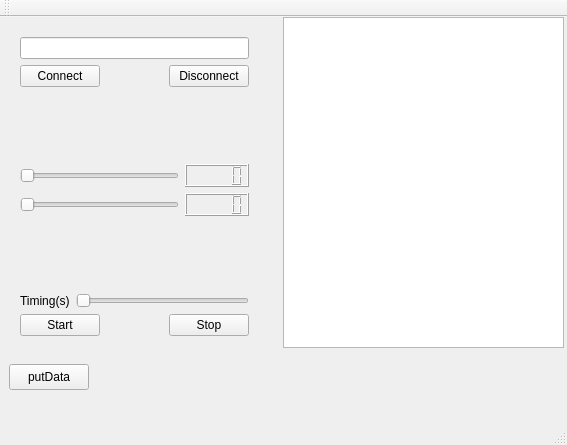
First picture: the form in QtTcpClientProducer/mainwindow.ui, repository MuriloBarros304/Qtsupervisory, before the edit.
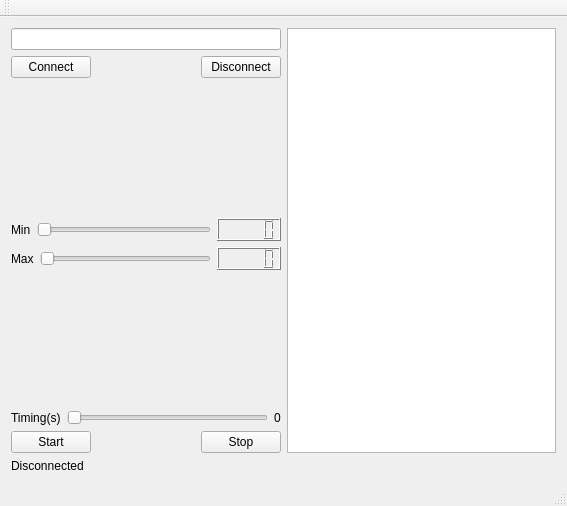
Second picture: the form after the edit.

```diff
--- a/QtTcpClientProducer/mainwindow.ui
+++ b/QtTcpClientProducer/mainwindow.ui
@@ -7,45 +7,17 @@
     <x>0</x>
     <y>0</y>
     <width>567</width>
-    <height>445</height>
+    <height>506</height>
    </rect>
   </property>
   <property name="windowTitle">
    <string>Produtor</string>
   </property>
   <widget class="QWidget" name="centralWidget">
-   <widget class="QPushButton" name="pushButtonPut">
-    <property name="geometry">
-     <rect>
-      <x>9</x>
-      <y>347</y>
-      <width>80</width>
-      <height>26</height>
-     </rect>
-    </property>
-    <property name="text">
-     <string>putData</string>
-    </property>
-   </widget>
-   <widget class="QTextBrowser" name="textBrowserCommand">
-    <property name="geometry">
-     <rect>
-      <x>283</x>
-      <y>0</y>
-      <width>281</width>
-      <height>331</height>
-     </rect>
-    </property>
-   </widget>
-   <widget class="QWidget" name="">
-    <property name="geometry">
-     <rect>
-      <x>9</x>
-      <y>9</y>
-      <width>251</width>
-      <height>321</height>
-     </rect>
-    </property>
+   <layout class="QGridLayout" name="gridLayout">
+    <item row="0" column="0">
+     <layout class="QHBoxLayout" name="horizontalLayout_6">
+      <item>
     <layout class="QVBoxLayout" name="verticalLayout_3" stretch="0,50,0,0,50,0">
      <item>
       <layout class="QVBoxLayout" name="verticalLayout">
@@ -99,7 +71,14 @@
       </spacer>
      </item>
      <item>
-      <layout class="QHBoxLayout" name="horizontalLayout_3" stretch="100,0">
+         <layout class="QHBoxLayout" name="horizontalLayout_3" stretch="0,100,0">
+          <item>
+           <widget class="QLabel" name="labelMin">
+            <property name="text">
+             <string>Min</string>
+            </property>
+           </widget>
+          </item>
        <item>
         <widget class="QSlider" name="horizontalSliderMin">
          <property name="orientation">
@@ -108,12 +87,489 @@
         </widget>
        </item>
        <item>
-        <widget class="QLCDNumber" name="lcdNumberMin"/>
+           <widget class="QLCDNumber" name="lcdNumberMin">
+            <property name="palette">
+             <palette>
+              <active>
+               <colorrole role="WindowText">
+                <brush brushstyle="SolidPattern">
+                 <color alpha="255">
+                  <red>0</red>
+                  <green>0</green>
+                  <blue>0</blue>
+                 </color>
+                </brush>
+               </colorrole>
+               <colorrole role="Button">
+                <brush brushstyle="SolidPattern">
+                 <color alpha="255">
+                  <red>250</red>
+                  <green>249</green>
+                  <blue>248</blue>
+                 </color>
+                </brush>
+               </colorrole>
+               <colorrole role="Light">
+                <brush brushstyle="SolidPattern">
+                 <color alpha="255">
+                  <red>255</red>
+                  <green>255</green>
+                  <blue>255</blue>
+                 </color>
+                </brush>
+               </colorrole>
+               <colorrole role="Midlight">
+                <brush brushstyle="SolidPattern">
+                 <color alpha="255">
+                  <red>252</red>
+                  <green>252</green>
+                  <blue>251</blue>
+                 </color>
+                </brush>
+               </colorrole>
+               <colorrole role="Dark">
+                <brush brushstyle="SolidPattern">
+                 <color alpha="255">
+                  <red>125</red>
+                  <green>125</green>
+                  <blue>124</blue>
+                 </color>
+                </brush>
+               </colorrole>
+               <colorrole role="Mid">
+                <brush brushstyle="SolidPattern">
+                 <color alpha="255">
+                  <red>167</red>
+                  <green>166</green>
+                  <blue>165</blue>
+                 </color>
+                </brush>
+               </colorrole>
+               <colorrole role="Text">
+                <brush brushstyle="SolidPattern">
+                 <color alpha="255">
+                  <red>0</red>
+                  <green>0</green>
+                  <blue>0</blue>
+                 </color>
+                </brush>
+               </colorrole>
+               <colorrole role="BrightText">
+                <brush brushstyle="SolidPattern">
+                 <color alpha="255">
+                  <red>255</red>
+                  <green>255</green>
+                  <blue>255</blue>
+                 </color>
+                </brush>
+               </colorrole>
+               <colorrole role="ButtonText">
+                <brush brushstyle="SolidPattern">
+                 <color alpha="255">
+                  <red>0</red>
+                  <green>0</green>
+                  <blue>0</blue>
+                 </color>
+                </brush>
+               </colorrole>
+               <colorrole role="Base">
+                <brush brushstyle="SolidPattern">
+                 <color alpha="255">
+                  <red>255</red>
+                  <green>255</green>
+                  <blue>255</blue>
+                 </color>
+                </brush>
+               </colorrole>
+               <colorrole role="Window">
+                <brush brushstyle="SolidPattern">
+                 <color alpha="255">
+                  <red>250</red>
+                  <green>249</green>
+                  <blue>248</blue>
+                 </color>
+                </brush>
+               </colorrole>
+               <colorrole role="Shadow">
+                <brush brushstyle="SolidPattern">
+                 <color alpha="255">
+                  <red>0</red>
+                  <green>0</green>
+                  <blue>0</blue>
+                 </color>
+                </brush>
+               </colorrole>
+               <colorrole role="AlternateBase">
+                <brush brushstyle="SolidPattern">
+                 <color alpha="255">
+                  <red>252</red>
+                  <green>252</green>
+                  <blue>251</blue>
+                 </color>
+                </brush>
+               </colorrole>
+               <colorrole role="ToolTipBase">
+                <brush brushstyle="SolidPattern">
+                 <color alpha="255">
+                  <red>255</red>
+                  <green>255</green>
+                  <blue>220</blue>
+                 </color>
+                </brush>
+               </colorrole>
+               <colorrole role="ToolTipText">
+                <brush brushstyle="SolidPattern">
+                 <color alpha="255">
+                  <red>0</red>
+                  <green>0</green>
+                  <blue>0</blue>
+                 </color>
+                </brush>
+               </colorrole>
+               <colorrole role="PlaceholderText">
+                <brush brushstyle="SolidPattern">
+                 <color alpha="127">
+                  <red>0</red>
+                  <green>0</green>
+                  <blue>0</blue>
+                 </color>
+                </brush>
+               </colorrole>
+               <colorrole role="Accent">
+                <brush brushstyle="SolidPattern">
+                 <color alpha="255">
+                  <red>255</red>
+                  <green>255</green>
+                  <blue>255</blue>
+                 </color>
+                </brush>
+               </colorrole>
+              </active>
+              <inactive>
+               <colorrole role="WindowText">
+                <brush brushstyle="SolidPattern">
+                 <color alpha="255">
+                  <red>0</red>
+                  <green>0</green>
+                  <blue>0</blue>
+                 </color>
+                </brush>
+               </colorrole>
+               <colorrole role="Button">
+                <brush brushstyle="SolidPattern">
+                 <color alpha="255">
+                  <red>250</red>
+                  <green>249</green>
+                  <blue>248</blue>
+                 </color>
+                </brush>
+               </colorrole>
+               <colorrole role="Light">
+                <brush brushstyle="SolidPattern">
+                 <color alpha="255">
+                  <red>255</red>
+                  <green>255</green>
+                  <blue>255</blue>
+                 </color>
+                </brush>
+               </colorrole>
+               <colorrole role="Midlight">
+                <brush brushstyle="SolidPattern">
+                 <color alpha="255">
+                  <red>252</red>
+                  <green>252</green>
+                  <blue>251</blue>
+                 </color>
+                </brush>
+               </colorrole>
+               <colorrole role="Dark">
+                <brush brushstyle="SolidPattern">
+                 <color alpha="255">
+                  <red>125</red>
+                  <green>125</green>
+                  <blue>124</blue>
+                 </color>
+                </brush>
+               </colorrole>
+               <colorrole role="Mid">
+                <brush brushstyle="SolidPattern">
+                 <color alpha="255">
+                  <red>167</red>
+                  <green>166</green>
+                  <blue>165</blue>
+                 </color>
+                </brush>
+               </colorrole>
+               <colorrole role="Text">
+                <brush brushstyle="SolidPattern">
+                 <color alpha="255">
+                  <red>0</red>
+                  <green>0</green>
+                  <blue>0</blue>
+                 </color>
+                </brush>
+               </colorrole>
+               <colorrole role="BrightText">
+                <brush brushstyle="SolidPattern">
+                 <color alpha="255">
+                  <red>255</red>
+                  <green>255</green>
+                  <blue>255</blue>
+                 </color>
+                </brush>
+               </colorrole>
+               <colorrole role="ButtonText">
+                <brush brushstyle="SolidPattern">
+                 <color alpha="255">
+                  <red>0</red>
+                  <green>0</green>
+                  <blue>0</blue>
+                 </color>
+                </brush>
+               </colorrole>
+               <colorrole role="Base">
+                <brush brushstyle="SolidPattern">
+                 <color alpha="255">
+                  <red>255</red>
+                  <green>255</green>
+                  <blue>255</blue>
+                 </color>
+                </brush>
+               </colorrole>
+               <colorrole role="Window">
+                <brush brushstyle="SolidPattern">
+                 <color alpha="255">
+                  <red>250</red>
+                  <green>249</green>
+                  <blue>248</blue>
+                 </color>
+                </brush>
+               </colorrole>
+               <colorrole role="Shadow">
+                <brush brushstyle="SolidPattern">
+                 <color alpha="255">
+                  <red>0</red>
+                  <green>0</green>
+                  <blue>0</blue>
+                 </color>
+                </brush>
+               </colorrole>
+               <colorrole role="AlternateBase">
+                <brush brushstyle="SolidPattern">
+                 <color alpha="255">
+                  <red>252</red>
+                  <green>252</green>
+                  <blue>251</blue>
+                 </color>
+                </brush>
+               </colorrole>
+               <colorrole role="ToolTipBase">
+                <brush brushstyle="SolidPattern">
+                 <color alpha="255">
+                  <red>255</red>
+                  <green>255</green>
+                  <blue>220</blue>
+                 </color>
+                </brush>
+               </colorrole>
+               <colorrole role="ToolTipText">
+                <brush brushstyle="SolidPattern">
+                 <color alpha="255">
+                  <red>0</red>
+                  <green>0</green>
+                  <blue>0</blue>
+                 </color>
+                </brush>
+               </colorrole>
+               <colorrole role="PlaceholderText">
+                <brush brushstyle="SolidPattern">
+                 <color alpha="127">
+                  <red>0</red>
+                  <green>0</green>
+                  <blue>0</blue>
+                 </color>
+                </brush>
+               </colorrole>
+               <colorrole role="Accent">
+                <brush brushstyle="SolidPattern">
+                 <color alpha="255">
+                  <red>255</red>
+                  <green>255</green>
+                  <blue>255</blue>
+                 </color>
+                </brush>
+               </colorrole>
+              </inactive>
+              <disabled>
+               <colorrole role="WindowText">
+                <brush brushstyle="SolidPattern">
+                 <color alpha="255">
+                  <red>125</red>
+                  <green>125</green>
+                  <blue>124</blue>
+                 </color>
+                </brush>
+               </colorrole>
+               <colorrole role="Button">
+                <brush brushstyle="SolidPattern">
+                 <color alpha="255">
+                  <red>250</red>
+                  <green>249</green>
+                  <blue>248</blue>
+                 </color>
+                </brush>
+               </colorrole>
+               <colorrole role="Light">
+                <brush brushstyle="SolidPattern">
+                 <color alpha="255">
+                  <red>255</red>
+                  <green>255</green>
+                  <blue>255</blue>
+                 </color>
+                </brush>
+               </colorrole>
+               <colorrole role="Midlight">
+                <brush brushstyle="SolidPattern">
+                 <color alpha="255">
+                  <red>252</red>
+                  <green>252</green>
+                  <blue>251</blue>
+                 </color>
+                </brush>
+               </colorrole>
+               <colorrole role="Dark">
+                <brush brushstyle="SolidPattern">
+                 <color alpha="255">
+                  <red>125</red>
+                  <green>125</green>
+                  <blue>124</blue>
+                 </color>
+                </brush>
+               </colorrole>
+               <colorrole role="Mid">
+                <brush brushstyle="SolidPattern">
+                 <color alpha="255">
+                  <red>167</red>
+                  <green>166</green>
+                  <blue>165</blue>
+                 </color>
+                </brush>
+               </colorrole>
+               <colorrole role="Text">
+                <brush brushstyle="SolidPattern">
+                 <color alpha="255">
+                  <red>125</red>
+                  <green>125</green>
+                  <blue>124</blue>
+                 </color>
+                </brush>
+               </colorrole>
+               <colorrole role="BrightText">
+                <brush brushstyle="SolidPattern">
+                 <color alpha="255">
+                  <red>255</red>
+                  <green>255</green>
+                  <blue>255</blue>
+                 </color>
+                </brush>
+               </colorrole>
+               <colorrole role="ButtonText">
+                <brush brushstyle="SolidPattern">
+                 <color alpha="255">
+                  <red>125</red>
+                  <green>125</green>
+                  <blue>124</blue>
+                 </color>
+                </brush>
+               </colorrole>
+               <colorrole role="Base">
+                <brush brushstyle="SolidPattern">
+                 <color alpha="255">
+                  <red>250</red>
+                  <green>249</green>
+                  <blue>248</blue>
+                 </color>
+                </brush>
+               </colorrole>
+               <colorrole role="Window">
+                <brush brushstyle="SolidPattern">
+                 <color alpha="255">
+                  <red>250</red>
+                  <green>249</green>
+                  <blue>248</blue>
+                 </color>
+                </brush>
+               </colorrole>
+               <colorrole role="Shadow">
+                <brush brushstyle="SolidPattern">
+                 <color alpha="255">
+                  <red>0</red>
+                  <green>0</green>
+                  <blue>0</blue>
+                 </color>
+                </brush>
+               </colorrole>
+               <colorrole role="AlternateBase">
+                <brush brushstyle="SolidPattern">
+                 <color alpha="255">
+                  <red>250</red>
+                  <green>249</green>
+                  <blue>248</blue>
+                 </color>
+                </brush>
+               </colorrole>
+               <colorrole role="ToolTipBase">
+                <brush brushstyle="SolidPattern">
+                 <color alpha="255">
+                  <red>255</red>
+                  <green>255</green>
+                  <blue>220</blue>
+                 </color>
+                </brush>
+               </colorrole>
+               <colorrole role="ToolTipText">
+                <brush brushstyle="SolidPattern">
+                 <color alpha="255">
+                  <red>0</red>
+                  <green>0</green>
+                  <blue>0</blue>
+                 </color>
+                </brush>
+               </colorrole>
+               <colorrole role="PlaceholderText">
+                <brush brushstyle="SolidPattern">
+                 <color alpha="127">
+                  <red>125</red>
+                  <green>125</green>
+                  <blue>124</blue>
+                 </color>
+                </brush>
+               </colorrole>
+               <colorrole role="Accent">
+                <brush brushstyle="SolidPattern">
+                 <color alpha="255">
+                  <red>255</red>
+                  <green>255</green>
+                  <blue>255</blue>
+                 </color>
+                </brush>
+               </colorrole>
+              </disabled>
+             </palette>
+            </property>
+           </widget>
        </item>
       </layout>
      </item>
      <item>
-      <layout class="QHBoxLayout" name="horizontalLayout_2" stretch="100,0">
+         <layout class="QHBoxLayout" name="horizontalLayout_2" stretch="0,100,0">
+          <item>
+           <widget class="QLabel" name="labelMax">
+            <property name="text">
+             <string>Max</string>
+            </property>
+           </widget>
+          </item>
        <item>
         <widget class="QSlider" name="horizontalSliderMax">
          <property name="orientation">
@@ -122,7 +578,477 @@
         </widget>
        </item>
        <item>
-        <widget class="QLCDNumber" name="lcdNumberMax"/>
+           <widget class="QLCDNumber" name="lcdNumberMax">
+            <property name="palette">
+             <palette>
+              <active>
+               <colorrole role="WindowText">
+                <brush brushstyle="SolidPattern">
+                 <color alpha="255">
+                  <red>0</red>
+                  <green>0</green>
+                  <blue>0</blue>
+                 </color>
+                </brush>
+               </colorrole>
+               <colorrole role="Button">
+                <brush brushstyle="SolidPattern">
+                 <color alpha="255">
+                  <red>255</red>
+                  <green>255</green>
+                  <blue>255</blue>
+                 </color>
+                </brush>
+               </colorrole>
+               <colorrole role="Light">
+                <brush brushstyle="SolidPattern">
+                 <color alpha="255">
+                  <red>255</red>
+                  <green>255</green>
+                  <blue>255</blue>
+                 </color>
+                </brush>
+               </colorrole>
+               <colorrole role="Midlight">
+                <brush brushstyle="SolidPattern">
+                 <color alpha="255">
+                  <red>255</red>
+                  <green>255</green>
+                  <blue>255</blue>
+                 </color>
+                </brush>
+               </colorrole>
+               <colorrole role="Dark">
+                <brush brushstyle="SolidPattern">
+                 <color alpha="255">
+                  <red>127</red>
+                  <green>127</green>
+                  <blue>127</blue>
+                 </color>
+                </brush>
+               </colorrole>
+               <colorrole role="Mid">
+                <brush brushstyle="SolidPattern">
+                 <color alpha="255">
+                  <red>170</red>
+                  <green>170</green>
+                  <blue>170</blue>
+                 </color>
+                </brush>
+               </colorrole>
+               <colorrole role="Text">
+                <brush brushstyle="SolidPattern">
+                 <color alpha="255">
+                  <red>0</red>
+                  <green>0</green>
+                  <blue>0</blue>
+                 </color>
+                </brush>
+               </colorrole>
+               <colorrole role="BrightText">
+                <brush brushstyle="SolidPattern">
+                 <color alpha="255">
+                  <red>255</red>
+                  <green>255</green>
+                  <blue>255</blue>
+                 </color>
+                </brush>
+               </colorrole>
+               <colorrole role="ButtonText">
+                <brush brushstyle="SolidPattern">
+                 <color alpha="255">
+                  <red>0</red>
+                  <green>0</green>
+                  <blue>0</blue>
+                 </color>
+                </brush>
+               </colorrole>
+               <colorrole role="Base">
+                <brush brushstyle="SolidPattern">
+                 <color alpha="255">
+                  <red>255</red>
+                  <green>255</green>
+                  <blue>255</blue>
+                 </color>
+                </brush>
+               </colorrole>
+               <colorrole role="Window">
+                <brush brushstyle="SolidPattern">
+                 <color alpha="255">
+                  <red>255</red>
+                  <green>255</green>
+                  <blue>255</blue>
+                 </color>
+                </brush>
+               </colorrole>
+               <colorrole role="Shadow">
+                <brush brushstyle="SolidPattern">
+                 <color alpha="255">
+                  <red>0</red>
+                  <green>0</green>
+                  <blue>0</blue>
+                 </color>
+                </brush>
+               </colorrole>
+               <colorrole role="AlternateBase">
+                <brush brushstyle="SolidPattern">
+                 <color alpha="255">
+                  <red>255</red>
+                  <green>255</green>
+                  <blue>255</blue>
+                 </color>
+                </brush>
+               </colorrole>
+               <colorrole role="ToolTipBase">
+                <brush brushstyle="SolidPattern">
+                 <color alpha="255">
+                  <red>255</red>
+                  <green>255</green>
+                  <blue>220</blue>
+                 </color>
+                </brush>
+               </colorrole>
+               <colorrole role="ToolTipText">
+                <brush brushstyle="SolidPattern">
+                 <color alpha="255">
+                  <red>0</red>
+                  <green>0</green>
+                  <blue>0</blue>
+                 </color>
+                </brush>
+               </colorrole>
+               <colorrole role="PlaceholderText">
+                <brush brushstyle="SolidPattern">
+                 <color alpha="127">
+                  <red>0</red>
+                  <green>0</green>
+                  <blue>0</blue>
+                 </color>
+                </brush>
+               </colorrole>
+               <colorrole role="Accent">
+                <brush brushstyle="SolidPattern">
+                 <color alpha="255">
+                  <red>255</red>
+                  <green>255</green>
+                  <blue>255</blue>
+                 </color>
+                </brush>
+               </colorrole>
+              </active>
+              <inactive>
+               <colorrole role="WindowText">
+                <brush brushstyle="SolidPattern">
+                 <color alpha="255">
+                  <red>0</red>
+                  <green>0</green>
+                  <blue>0</blue>
+                 </color>
+                </brush>
+               </colorrole>
+               <colorrole role="Button">
+                <brush brushstyle="SolidPattern">
+                 <color alpha="255">
+                  <red>255</red>
+                  <green>255</green>
+                  <blue>255</blue>
+                 </color>
+                </brush>
+               </colorrole>
+               <colorrole role="Light">
+                <brush brushstyle="SolidPattern">
+                 <color alpha="255">
+                  <red>255</red>
+                  <green>255</green>
+                  <blue>255</blue>
+                 </color>
+                </brush>
+               </colorrole>
+               <colorrole role="Midlight">
+                <brush brushstyle="SolidPattern">
+                 <color alpha="255">
+                  <red>255</red>
+                  <green>255</green>
+                  <blue>255</blue>
+                 </color>
+                </brush>
+               </colorrole>
+               <colorrole role="Dark">
+                <brush brushstyle="SolidPattern">
+                 <color alpha="255">
+                  <red>127</red>
+                  <green>127</green>
+                  <blue>127</blue>
+                 </color>
+                </brush>
+               </colorrole>
+               <colorrole role="Mid">
+                <brush brushstyle="SolidPattern">
+                 <color alpha="255">
+                  <red>170</red>
+                  <green>170</green>
+                  <blue>170</blue>
+                 </color>
+                </brush>
+               </colorrole>
+               <colorrole role="Text">
+                <brush brushstyle="SolidPattern">
+                 <color alpha="255">
+                  <red>0</red>
+                  <green>0</green>
+                  <blue>0</blue>
+                 </color>
+                </brush>
+               </colorrole>
+               <colorrole role="BrightText">
+                <brush brushstyle="SolidPattern">
+                 <color alpha="255">
+                  <red>255</red>
+                  <green>255</green>
+                  <blue>255</blue>
+                 </color>
+                </brush>
+               </colorrole>
+               <colorrole role="ButtonText">
+                <brush brushstyle="SolidPattern">
+                 <color alpha="255">
+                  <red>0</red>
+                  <green>0</green>
+                  <blue>0</blue>
+                 </color>
+                </brush>
+               </colorrole>
+               <colorrole role="Base">
+                <brush brushstyle="SolidPattern">
+                 <color alpha="255">
+                  <red>255</red>
+                  <green>255</green>
+                  <blue>255</blue>
+                 </color>
+                </brush>
+               </colorrole>
+               <colorrole role="Window">
+                <brush brushstyle="SolidPattern">
+                 <color alpha="255">
+                  <red>255</red>
+                  <green>255</green>
+                  <blue>255</blue>
+                 </color>
+                </brush>
+               </colorrole>
+               <colorrole role="Shadow">
+                <brush brushstyle="SolidPattern">
+                 <color alpha="255">
+                  <red>0</red>
+                  <green>0</green>
+                  <blue>0</blue>
+                 </color>
+                </brush>
+               </colorrole>
+               <colorrole role="AlternateBase">
+                <brush brushstyle="SolidPattern">
+                 <color alpha="255">
+                  <red>255</red>
+                  <green>255</green>
+                  <blue>255</blue>
+                 </color>
+                </brush>
+               </colorrole>
+               <colorrole role="ToolTipBase">
+                <brush brushstyle="SolidPattern">
+                 <color alpha="255">
+                  <red>255</red>
+                  <green>255</green>
+                  <blue>220</blue>
+                 </color>
+                </brush>
+               </colorrole>
+               <colorrole role="ToolTipText">
+                <brush brushstyle="SolidPattern">
+                 <color alpha="255">
+                  <red>0</red>
+                  <green>0</green>
+                  <blue>0</blue>
+                 </color>
+                </brush>
+               </colorrole>
+               <colorrole role="PlaceholderText">
+                <brush brushstyle="SolidPattern">
+                 <color alpha="127">
+                  <red>0</red>
+                  <green>0</green>
+                  <blue>0</blue>
+                 </color>
+                </brush>
+               </colorrole>
+               <colorrole role="Accent">
+                <brush brushstyle="SolidPattern">
+                 <color alpha="255">
+                  <red>255</red>
+                  <green>255</green>
+                  <blue>255</blue>
+                 </color>
+                </brush>
+               </colorrole>
+              </inactive>
+              <disabled>
+               <colorrole role="WindowText">
+                <brush brushstyle="SolidPattern">
+                 <color alpha="255">
+                  <red>127</red>
+                  <green>127</green>
+                  <blue>127</blue>
+                 </color>
+                </brush>
+               </colorrole>
+               <colorrole role="Button">
+                <brush brushstyle="SolidPattern">
+                 <color alpha="255">
+                  <red>255</red>
+                  <green>255</green>
+                  <blue>255</blue>
+                 </color>
+                </brush>
+               </colorrole>
+               <colorrole role="Light">
+                <brush brushstyle="SolidPattern">
+                 <color alpha="255">
+                  <red>255</red>
+                  <green>255</green>
+                  <blue>255</blue>
+                 </color>
+                </brush>
+               </colorrole>
+               <colorrole role="Midlight">
+                <brush brushstyle="SolidPattern">
+                 <color alpha="255">
+                  <red>255</red>
+                  <green>255</green>
+                  <blue>255</blue>
+                 </color>
+                </brush>
+               </colorrole>
+               <colorrole role="Dark">
+                <brush brushstyle="SolidPattern">
+                 <color alpha="255">
+                  <red>127</red>
+                  <green>127</green>
+                  <blue>127</blue>
+                 </color>
+                </brush>
+               </colorrole>
+               <colorrole role="Mid">
+                <brush brushstyle="SolidPattern">
+                 <color alpha="255">
+                  <red>170</red>
+                  <green>170</green>
+                  <blue>170</blue>
+                 </color>
+                </brush>
+               </colorrole>
+               <colorrole role="Text">
+                <brush brushstyle="SolidPattern">
+                 <color alpha="255">
+                  <red>127</red>
+                  <green>127</green>
+                  <blue>127</blue>
+                 </color>
+                </brush>
+               </colorrole>
+               <colorrole role="BrightText">
+                <brush brushstyle="SolidPattern">
+                 <color alpha="255">
+                  <red>255</red>
+                  <green>255</green>
+                  <blue>255</blue>
+                 </color>
+                </brush>
+               </colorrole>
+               <colorrole role="ButtonText">
+                <brush brushstyle="SolidPattern">
+                 <color alpha="255">
+                  <red>127</red>
+                  <green>127</green>
+                  <blue>127</blue>
+                 </color>
+                </brush>
+               </colorrole>
+               <colorrole role="Base">
+                <brush brushstyle="SolidPattern">
+                 <color alpha="255">
+                  <red>255</red>
+                  <green>255</green>
+                  <blue>255</blue>
+                 </color>
+                </brush>
+               </colorrole>
+               <colorrole role="Window">
+                <brush brushstyle="SolidPattern">
+                 <color alpha="255">
+                  <red>255</red>
+                  <green>255</green>
+                  <blue>255</blue>
+                 </color>
+                </brush>
+               </colorrole>
+               <colorrole role="Shadow">
+                <brush brushstyle="SolidPattern">
+                 <color alpha="255">
+                  <red>0</red>
+                  <green>0</green>
+                  <blue>0</blue>
+                 </color>
+                </brush>
+               </colorrole>
+               <colorrole role="AlternateBase">
+                <brush brushstyle="SolidPattern">
+                 <color alpha="255">
+                  <red>255</red>
+                  <green>255</green>
+                  <blue>255</blue>
+                 </color>
+                </brush>
+               </colorrole>
+               <colorrole role="ToolTipBase">
+                <brush brushstyle="SolidPattern">
+                 <color alpha="255">
+                  <red>255</red>
+                  <green>255</green>
+                  <blue>220</blue>
+                 </color>
+                </brush>
+               </colorrole>
+               <colorrole role="ToolTipText">
+                <brush brushstyle="SolidPattern">
+                 <color alpha="255">
+                  <red>0</red>
+                  <green>0</green>
+                  <blue>0</blue>
+                 </color>
+                </brush>
+               </colorrole>
+               <colorrole role="PlaceholderText">
+                <brush brushstyle="SolidPattern">
+                 <color alpha="127">
+                  <red>127</red>
+                  <green>127</green>
+                  <blue>127</blue>
+                 </color>
+                </brush>
+               </colorrole>
+               <colorrole role="Accent">
+                <brush brushstyle="SolidPattern">
+                 <color alpha="255">
+                  <red>255</red>
+                  <green>255</green>
+                  <blue>255</blue>
+                 </color>
+                </brush>
+               </colorrole>
+              </disabled>
+             </palette>
+            </property>
+           </widget>
        </item>
       </layout>
      </item>
@@ -133,8 +1059,8 @@
        </property>
        <property name="sizeHint" stdset="0">
         <size>
-         <width>20</width>
-         <height>18</height>
+            <width>213</width>
+            <height>13</height>
         </size>
        </property>
       </spacer>
@@ -142,7 +1068,7 @@
      <item>
       <layout class="QVBoxLayout" name="verticalLayout_2">
        <item>
-        <layout class="QHBoxLayout" name="horizontalLayout" stretch="0,0">
+           <layout class="QHBoxLayout" name="horizontalLayout" stretch="0,100,0">
          <item>
           <widget class="QLabel" name="labelTiming">
            <property name="text">
@@ -160,6 +1086,13 @@
            </property>
           </widget>
          </item>
+            <item>
+             <widget class="QLabel" name="labelPeriod">
+              <property name="text">
+               <string>0</string>
+              </property>
+             </widget>
+            </item>
         </layout>
        </item>
        <item>
@@ -196,7 +1129,20 @@
       </layout>
      </item>
     </layout>
-   </widget>
+      </item>
+      <item>
+       <widget class="QTextBrowser" name="textBrowserCommand"/>
+      </item>
+     </layout>
+    </item>
+    <item row="1" column="0">
+     <widget class="QLabel" name="labelStatus">
+      <property name="text">
+       <string>Disconnected</string>
+      </property>
+     </widget>
+    </item>
+   </layout>
   </widget>
   <widget class="QMenuBar" name="menuBar">
    <property name="geometry">
```
Left out of the diff: 34 changed lines with no effect on the pictures. Lines whose indentation alone changed are shown as unchanged.
